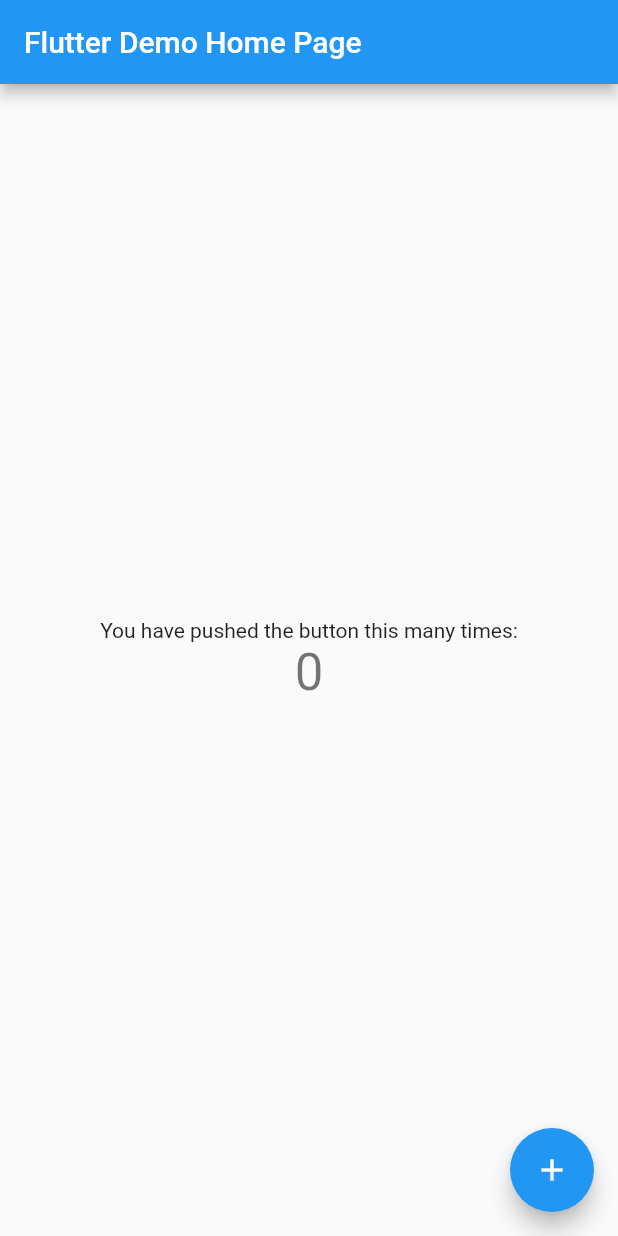
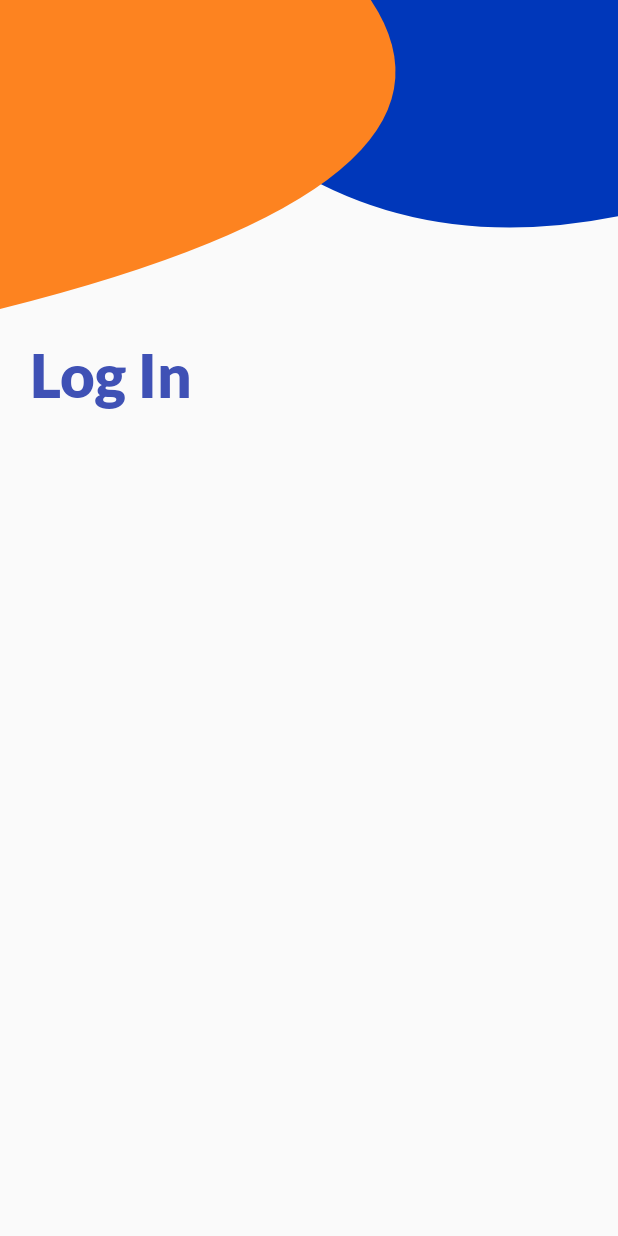
Before and after one commit to asfandalavi75/Internship-Assignment, a Flutter app: the screen it shows after launch, on a phone screen of 412 x 824 dp. Run offline on Flutter 3.47's test engine with Material 2 defaults, Android fonts, the phone set to English and light mode, and no system bars; our stand-ins replace google_fonts.

Commit message:
Login Page In Prog
Background done, login text done. Need text input forms. and buttons.

```diff
--- /dev/null
+++ b/lib/login_page.dart
@@ -0,0 +1,40 @@
+import 'package:flutter/cupertino.dart';
+import 'package:flutter/material.dart';
+import './imports/background_shapes.dart';
+import 'package:google_fonts/google_fonts.dart';
+
+class LoginPage extends StatefulWidget {
+  LoginPage({Key? key}) : super(key: key);
+
+  @override
+  State<LoginPage> createState() => _LoginPageState();
+}
+
+class _LoginPageState extends State<LoginPage> {
+  @override
+  Widget build(BuildContext context) {
+    return Scaffold(
+      body: Column(
+        crossAxisAlignment: CrossAxisAlignment.start,
+        children: [
+          SizedBox(
+            width: double.infinity,
+            height: MediaQuery.of(context).size.height * 0.25,
+            child: CustomPaint(painter: BackgroundShapes(), child: Container()),
+          ),
+          Container(
+            margin: const EdgeInsets.only(left: 20, top: 20),
+            child: Text(
+              "Log In",
+              style: GoogleFonts.lato(
+                fontWeight: FontWeight.w900,
+                fontSize: 40,
+                color: Colors.indigo,
+              ),
+            ),
+          )
+        ],
+      ),
+    );
+  }
+}
--- a/lib/main.dart
+++ b/lib/main.dart
@@ -1,4 +1,5 @@
 import 'package:flutter/material.dart';
+import 'login_page.dart';
 
 void main() {
   runApp(const MyApp());
@@ -12,104 +13,11 @@
   Widget build(BuildContext context) {
     return MaterialApp(
       title: 'Flutter Demo',
+      debugShowCheckedModeBanner: false,
       theme: ThemeData(
-        // This is the theme of your application.
-        //
-        // Try running your application with "flutter run". You'll see the
-        // application has a blue toolbar. Then, without quitting the app, try
-        // changing the primarySwatch below to Colors.green and then invoke
-        // "hot reload" (press "r" in the console where you ran "flutter run",
-        // or simply save your changes to "hot reload" in a Flutter IDE).
-        // Notice that the counter didn't reset back to zero; the application
-        // is not restarted.
-        primarySwatch: Colors.blue,
+        primarySwatch: Colors.indigo,
       ),
-      home: const MyHomePage(title: 'Flutter Demo Home Page'),
+      home: LoginPage(),
     );
   }
 }
-
-class MyHomePage extends StatefulWidget {
-  const MyHomePage({Key? key, required this.title}) : super(key: key);
-
-  // This widget is the home page of your application. It is stateful, meaning
-  // that it has a State object (defined below) that contains fields that affect
-  // how it looks.
-
-  // This class is the configuration for the state. It holds the values (in this
-  // case the title) provided by the parent (in this case the App widget) and
-  // used by the build method of the State. Fields in a Widget subclass are
-  // always marked "final".
-
-  final String title;
-
-  @override
-  State<MyHomePage> createState() => _MyHomePageState();
-}
-
-class _MyHomePageState extends State<MyHomePage> {
-  int _counter = 0;
-
-  void _incrementCounter() {
-    setState(() {
-      // This call to setState tells the Flutter framework that something has
-      // changed in this State, which causes it to rerun the build method below
-      // so that the display can reflect the updated values. If we changed
-      // _counter without calling setState(), then the build method would not be
-      // called again, and so nothing would appear to happen.
-      _counter++;
-    });
-  }
-
-  @override
-  Widget build(BuildContext context) {
-    // This method is rerun every time setState is called, for instance as done
-    // by the _incrementCounter method above.
-    //
-    // The Flutter framework has been optimized to make rerunning build methods
-    // fast, so that you can just rebuild anything that needs updating rather
-    // than having to individually change instances of widgets.
-    return Scaffold(
-      appBar: AppBar(
-        // Here we take the value from the MyHomePage object that was created by
-        // the App.build method, and use it to set our appbar title.
-        title: Text(widget.title),
-      ),
-      body: Center(
-        // Center is a layout widget. It takes a single child and positions it
-        // in the middle of the parent.
-        child: Column(
-          // Column is also a layout widget. It takes a list of children and
-          // arranges them vertically. By default, it sizes itself to fit its
-          // children horizontally, and tries to be as tall as its parent.
-          //
-          // Invoke "debug painting" (press "p" in the console, choose the
-          // "Toggle Debug Paint" action from the Flutter Inspector in Android
-          // Studio, or the "Toggle Debug Paint" command in Visual Studio Code)
-          // to see the wireframe for each widget.
-          //
-          // Column has various properties to control how it sizes itself and
-          // how it positions its children. Here we use mainAxisAlignment to
-          // center the children vertically; the main axis here is the vertical
-          // axis because Columns are vertical (the cross axis would be
-          // horizontal).
-          mainAxisAlignment: MainAxisAlignment.center,
-          children: <Widget>[
-            const Text(
-              'You have pushed the button this many times:',
-            ),
-            Text(
-              '$_counter',
-              style: Theme.of(context).textTheme.headline4,
-            ),
-          ],
-        ),
-      ),
-      floatingActionButton: FloatingActionButton(
-        onPressed: _incrementCounter,
-        tooltip: 'Increment',
-        child: const Icon(Icons.add),
-      ), // This trailing comma makes auto-formatting nicer for build methods.
-    );
-  }
-}
--- a/pubspec.yaml
+++ b/pubspec.yaml
@@ -34,6 +34,7 @@
   # The following adds the Cupertino Icons font to your application.
   # Use with the CupertinoIcons class for iOS style icons.
   cupertino_icons: ^1.0.2
+  google_fonts: 2.2.0
 
 dev_dependencies:
   flutter_test:
```
Also changed, not shown: lib/imports/background_shapes.dart (added, +37 -0 lines), pubspec.lock.
